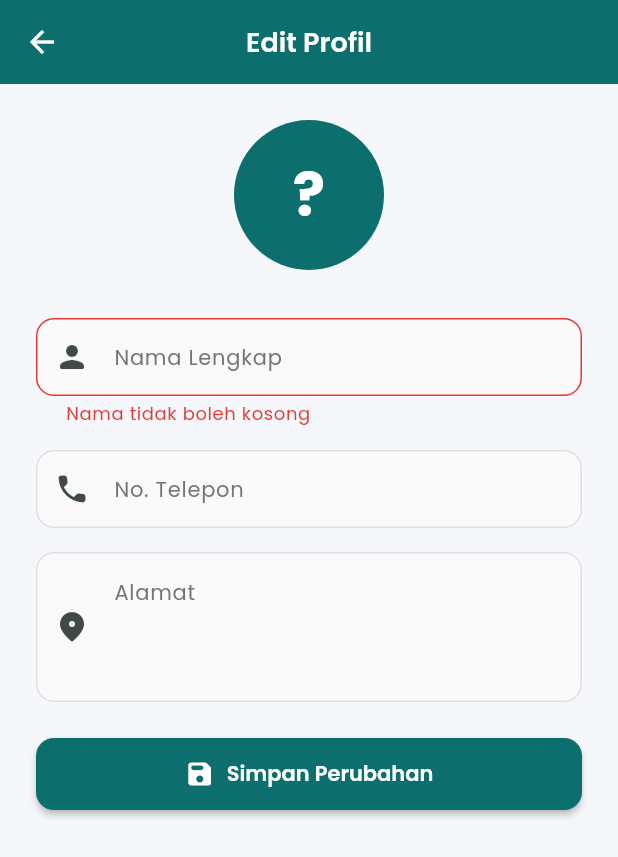
After one commit to tianreformis/com.tianreformis.koperasiku, a Flutter app: the EditProfileScreen screen opened by its route, after a tap on "Simpan Perubahan", on a phone screen of 412 x 824 dp. The commit adds this screen. Shown: the top 857 px of the screen. Run offline on Flutter 3.47's test engine with Material 3 defaults, Android fonts, the phone set to English and light mode, and no system bars; our stand-ins replace cloud_firestore, connectivity_plus, firebase_auth, firebase_core, fl_chart, flutter_riverpod and 4 more; accounts and stored records are empty.

Commit message:
feat: edit profil anggota (nama, telepon, alamat)

```diff
--- a/lib/config/routes.dart
+++ b/lib/config/routes.dart
@@ -14,6 +14,7 @@ import '../screens/anggota/anggota_dashboard_screen.dart';
 import '../screens/anggota/riwayat_simpanan_screen.dart';
 import '../screens/anggota/riwayat_pinjaman_screen.dart';
 import '../screens/anggota/pengajuan_pinjaman_screen.dart';
+import '../screens/anggota/edit_profile_screen.dart';
 
 class AppRoutes {
   static const String splash = '/';
@@ -35,6 +36,7 @@ class AppRoutes {
   static const String anggotaRiwayatSimpanan = '/anggota/riwayat-simpanan';
   static const String anggotaRiwayatPinjaman = '/anggota/riwayat-pinjaman';
   static const String anggotaPengajuanPinjaman = '/anggota/pengajuan-pinjaman';
+  static const String anggotaEditProfile = '/anggota/edit-profil';
 
   static Map<String, WidgetBuilder> get routes {
     return {
@@ -53,6 +55,7 @@ class AppRoutes {
       anggotaRiwayatSimpanan: (context) => const RiwayatSimpananScreen(),
       anggotaRiwayatPinjaman: (context) => const RiwayatPinjamanScreen(),
       anggotaPengajuanPinjaman: (context) => const PengajuanPinjamanScreen(),
+      anggotaEditProfile: (context) => const EditProfileScreen(),
     };
   }
 }
--- a/lib/screens/anggota/anggota_dashboard_screen.dart
+++ b/lib/screens/anggota/anggota_dashboard_screen.dart
@@ -287,6 +287,22 @@ class _AnggotaDashboardScreenState extends ConsumerState<AnggotaDashboardScreen>
                 padding: const EdgeInsets.all(16),
                 child: Column(
                   children: [
+                    Row(
+                      mainAxisAlignment: MainAxisAlignment.spaceBetween,
+                      children: [
+                        Text('Informasi Profil',
+                            style: Theme.of(context)
+                                .textTheme
+                                .bodyLarge
+                                ?.copyWith(fontWeight: FontWeight.w600)),
+                        IconButton(
+                          icon: const Icon(Icons.edit_rounded, size: 20),
+                          onPressed: () =>
+                              Navigator.pushNamed(context, AppRoutes.anggotaEditProfile),
+                        ),
+                      ],
+                    ),
+                    const Divider(),
                     if (user?.noTelepon != null)
                       _ProfileItem(
                           icon: Icons.phone_rounded,
@@ -304,7 +320,7 @@ class _AnggotaDashboardScreenState extends ConsumerState<AnggotaDashboardScreen>
                 ),
               ),
             ),
-            const Spacer(),
+            const SizedBox(height: 16),
             SizedBox(
               width: double.infinity,
               child: OutlinedButton.icon(
--- /dev/null
+++ b/lib/screens/anggota/edit_profile_screen.dart
@@ -0,0 +1,152 @@
+import 'package:flutter/material.dart';
+import 'package:flutter_riverpod/flutter_riverpod.dart';
+import '../../providers/auth_provider.dart';
+import '../../providers/user_provider.dart';
+import '../../config/theme.dart';
+import '../../utils/helpers.dart';
+import '../../widgets/loading_button.dart';
+
+class EditProfileScreen extends ConsumerStatefulWidget {
+  const EditProfileScreen({super.key});
+
+  @override
+  ConsumerState<EditProfileScreen> createState() => _EditProfileScreenState();
+}
+
+class _EditProfileScreenState extends ConsumerState<EditProfileScreen> {
+  final _formKey = GlobalKey<FormState>();
+  final _namaController = TextEditingController();
+  final _teleponController = TextEditingController();
+  final _alamatController = TextEditingController();
+  bool _isLoading = false;
+
+  @override
+  void initState() {
+    super.initState();
+    final user = ref.read(authProvider).valueOrNull;
+    if (user != null) {
+      _namaController.text = user.nama;
+      _teleponController.text = user.noTelepon ?? '';
+      _alamatController.text = user.alamat ?? '';
+    }
+  }
+
+  @override
+  void dispose() {
+    _namaController.dispose();
+    _teleponController.dispose();
+    _alamatController.dispose();
+    super.dispose();
+  }
+
+  Future<void> _save() async {
+    if (!_formKey.currentState!.validate()) return;
+
+    setState(() => _isLoading = true);
+
+    try {
+      final user = ref.read(authProvider).valueOrNull;
+      if (user?.id == null) {
+        Helpers.showSnackBar(context, 'User tidak ditemukan', isError: true);
+        return;
+      }
+
+      final service = ref.read(firestoreServiceProvider);
+      await service.updateUser(user!.id!, {
+        'nama': _namaController.text.trim(),
+        'noTelepon': _teleponController.text.trim().isEmpty
+            ? null
+            : _teleponController.text.trim(),
+        'alamat': _alamatController.text.trim().isEmpty
+            ? null
+            : _alamatController.text.trim(),
+        'updatedAt': DateTime.now(),
+      });
+
+      if (mounted) {
+        Helpers.showSnackBar(context, 'Profil berhasil diperbarui', isSuccess: true);
+        Navigator.pop(context);
+      }
+    } catch (e) {
+      if (mounted) {
+        Helpers.showSnackBar(context, e.toString(), isError: true);
+      }
+    } finally {
+      if (mounted) setState(() => _isLoading = false);
+    }
+  }
+
+  @override
+  Widget build(BuildContext context) {
+    final user = ref.watch(authProvider).valueOrNull;
+
+    return Scaffold(
+      appBar: AppBar(title: const Text('Edit Profil')),
+      body: SingleChildScrollView(
+        padding: const EdgeInsets.all(24),
+        child: Form(
+          key: _formKey,
+          child: Column(
+            crossAxisAlignment: CrossAxisAlignment.start,
+            children: [
+              Center(
+                child: CircleAvatar(
+                  radius: 50,
+                  backgroundColor: AppTheme.primaryColor,
+                  child: Text(
+                    user?.nama.isNotEmpty == true
+                        ? user!.nama[0].toUpperCase()
+                        : '?',
+                    style: const TextStyle(
+                      fontSize: 40,
+                      color: Colors.white,
+                      fontWeight: FontWeight.bold,
+                    ),
+                  ),
+                ),
+              ),
+              const SizedBox(height: 32),
+              TextFormField(
+                controller: _namaController,
+                decoration: const InputDecoration(
+                  labelText: 'Nama Lengkap',
+                  prefixIcon: Icon(Icons.person_rounded),
+                ),
+                validator: (v) =>
+                    v?.trim().isEmpty == true ? 'Nama tidak boleh kosong' : null,
+              ),
+              const SizedBox(height: 16),
+              TextFormField(
+                controller: _teleponController,
+                keyboardType: TextInputType.phone,
+                decoration: const InputDecoration(
+                  labelText: 'No. Telepon',
+                  hintText: '081234567890',
+                  prefixIcon: Icon(Icons.phone_rounded),
+                ),
+              ),
+              const SizedBox(height: 16),
+              TextFormField(
+                controller: _alamatController,
+                maxLines: 3,
+                decoration: const InputDecoration(
+                  labelText: 'Alamat',
+                  hintText: 'Jl. Contoh No. 123, Kota',
+                  prefixIcon: Icon(Icons.location_on_rounded),
+                  alignLabelWithHint: true,
+                ),
+              ),
+              const SizedBox(height: 24),
+              LoadingButton(
+                label: 'Simpan Perubahan',
+                onPressed: _save,
+                isLoading: _isLoading,
+                icon: Icons.save_rounded,
+              ),
+            ],
+          ),
+        ),
+      ),
+    );
+  }
+}
```
